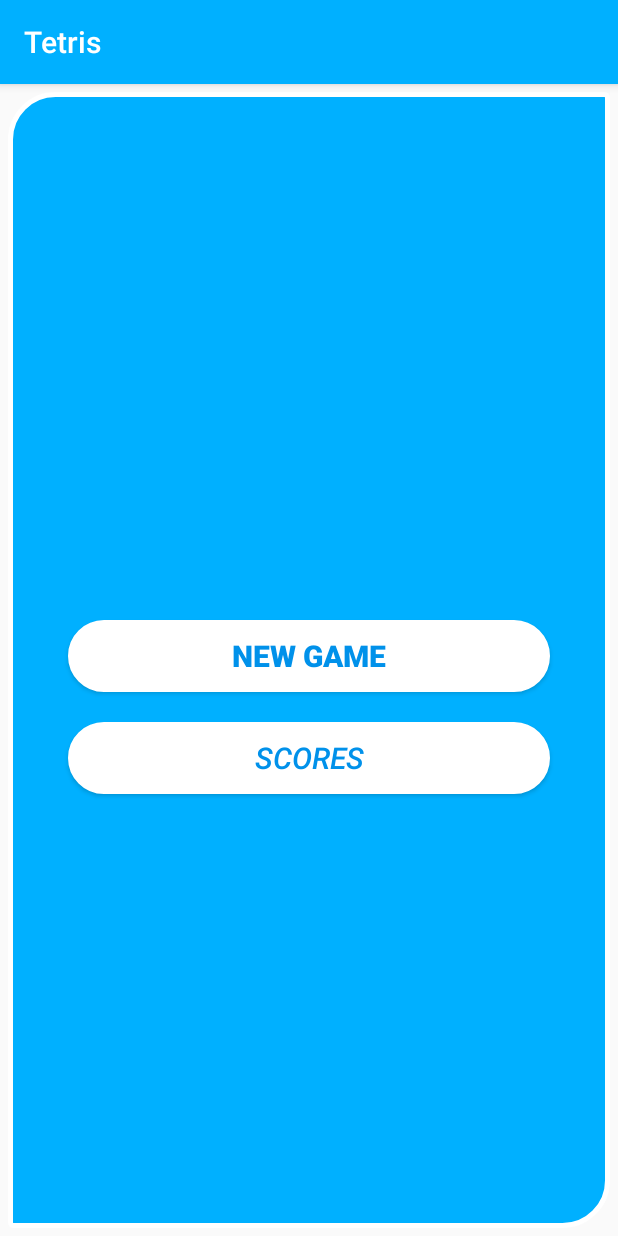
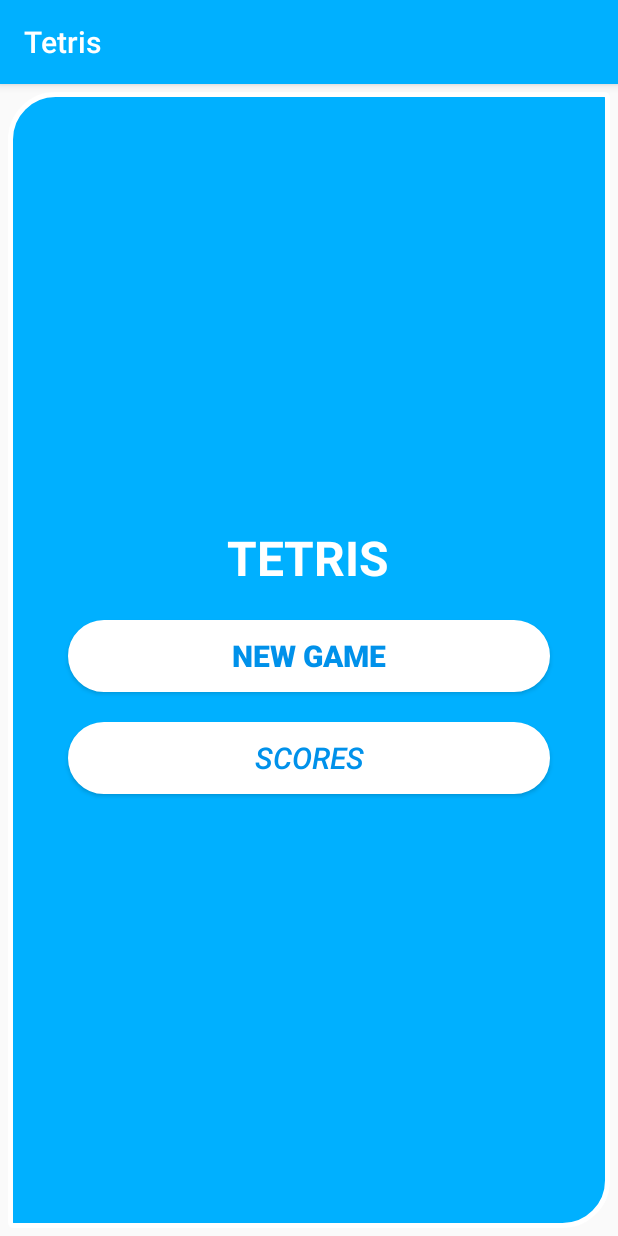
Before and after one commit to AlinaStepanova/BrickGame, an Android app: the screen it shows after launch (StartActivity), on a phone screen of 412 x 824 dp. Run offline under Robolectric (Android 15) with nearby library versions, the phone set to English and light mode, and no system bars; our stand-ins replace ButterKnife.

Commit message:
updated animation, extended ArrayList by adding getLast() method

```diff
--- a/app/src/main/java/com/example/alina/tetris/NetManager.java
+++ b/app/src/main/java/com/example/alina/tetris/NetManager.java
@@ -6,6 +6,7 @@
 import com.example.alina.tetris.enums.FigureState;
 import com.example.alina.tetris.figures.Figure;
 import com.example.alina.tetris.listeners.OnNetChangedListener;
+import com.example.alina.tetris.utils.CustomArrayList;
 
 import java.util.ArrayList;
 import java.util.List;
@@ -27,7 +28,7 @@
 
     public static int combo;
 
-    private final List<Figure> figureListInNet = new ArrayList<>();
+    private final CustomArrayList<Figure> figureListInNet = new CustomArrayList<>();
 
     private OnNetChangedListener onNetChangedListener;
 
@@ -227,7 +228,7 @@
 
     public void initFigure(Figure figure) {
         figureListInNet.add(figure);
-        this.figure = figureListInNet.get(figureListInNet.size() - 1);
+        this.figure = figureListInNet.getLast();
         this.zeroNet = new boolean[figure.getHeightInSquare()][1];
         copyMaskToNet();
     }
--- a/app/src/main/java/com/example/alina/tetris/activities/StartActivity.java
+++ b/app/src/main/java/com/example/alina/tetris/activities/StartActivity.java
@@ -1,13 +1,12 @@
 package com.example.alina.tetris.activities;
 
 import android.content.Intent;
+import android.os.Bundle;
 import android.support.v7.app.AppCompatActivity;
-import android.os.Bundle;
-import android.view.animation.Animation;
-import android.view.animation.AnimationUtils;
 import android.widget.TextView;
 
 import com.example.alina.tetris.R;
+import com.example.alina.tetris.utils.AnimationUtil;
 
 import butterknife.BindView;
 import butterknife.ButterKnife;
@@ -27,26 +26,23 @@
         super.onCreate(savedInstanceState);
         setContentView(R.layout.activity_start);
         ButterKnife.bind(this);
-        setTextAnimation();
+        setTitleAnimation();
         setButtonAnimation();
     }
 
     @Override
     protected void onResume() {
         super.onResume();
-        setTextAnimation();
+        setTitleAnimation();
     }
 
-    private void setTextAnimation() {
-        Animation slideDown = AnimationUtils.loadAnimation(this, R.anim.slide_down);
-        gameTitle.startAnimation(slideDown);
+    private void setTitleAnimation() {
+        gameTitle.startAnimation(AnimationUtil.getZoomIn(this));
     }
 
     private void setButtonAnimation() {
-        Animation slideLeft = AnimationUtils.loadAnimation(this, R.anim.slide_in_left);
-        startGameButton.startAnimation(slideLeft);
-        Animation slideRight = AnimationUtils.loadAnimation(this, R.anim.slide_in_right);
-        openScoresButton.startAnimation(slideRight);
+        startGameButton.startAnimation(AnimationUtil.getSlideInLeft(this));
+        openScoresButton.startAnimation(AnimationUtil.getSlideInRight(this));
     }
 
     @OnClick (R.id.bStartGame)
--- /dev/null
+++ b/app/src/main/java/com/example/alina/tetris/utils/AnimationUtil.java
@@ -0,0 +1,23 @@
+package com.example.alina.tetris.utils;
+
+
+import android.content.Context;
+import android.view.animation.Animation;
+import android.view.animation.AnimationUtils;
+
+import com.example.alina.tetris.R;
+
+public class AnimationUtil {
+
+    public static Animation getZoomIn(Context context) {
+        return AnimationUtils.loadAnimation(context, R.anim.zoom_in);
+    }
+
+    public static Animation getSlideInLeft(Context context) {
+        return AnimationUtils.loadAnimation(context, R.anim.slide_in_left);
+    }
+
+    public static Animation getSlideInRight(Context context) {
+        return AnimationUtils.loadAnimation(context, R.anim.slide_in_right);
+    }
+}
--- /dev/null
+++ b/app/src/main/res/anim/zoom_in.xml
@@ -0,0 +1,11 @@
+<?xml version="1.0" encoding="utf-8"?>
+<scale
+    xmlns:android="http://schemas.android.com/apk/res/android"
+    android:fromXScale="0.0"
+    android:toXScale="1.0"
+    android:fromYScale="0.0"
+    android:toYScale="1.0"
+    android:pivotX="50%"
+    android:pivotY="50%"
+    android:duration="1000">
+</scale>
```
Also changed, not shown: app/src/main/java/com/example/alina/tetris/activities/ScoreActivity.java (+6 -10 lines), app/src/main/java/com/example/alina/tetris/utils/CustomArrayList.java (added, +10 -0 lines), app/src/main/java/com/example/alina/tetris/views/PlayingArea.java (+16 -29 lines).
